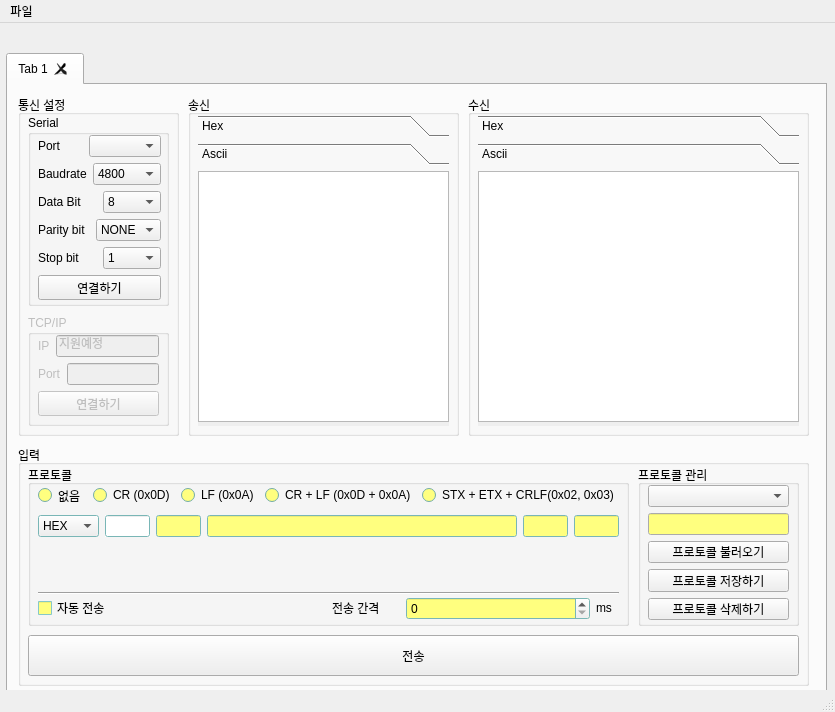
RavenKyu/DataPort, file src/ui.ui: the form before one commit.
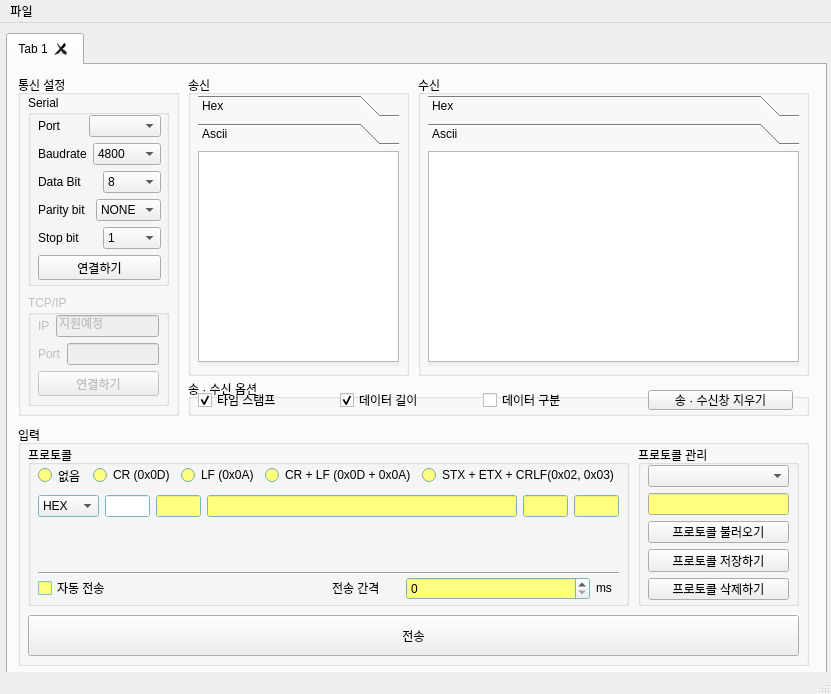
The form after the commit.

Commit message: #8 송 · 수신창 가독성 향상 * 타임 스탬프 및 데이터 길이 표시 선택 가능 * 수신창 길이 변경

```diff
--- a/src/ui.ui
+++ b/src/ui.ui
@@ -9,8 +9,8 @@
    <rect>
     <x>0</x>
     <y>0</y>
-    <width>835</width>
-    <height>712</height>
+    <width>831</width>
+    <height>694</height>
    </rect>
   </property>
   <property name="mouseTracking">
@@ -27,7 +27,7 @@
     <property name="geometry">
      <rect>
       <x>6</x>
-      <y>30</y>
+      <y>10</y>
       <width>821</width>
       <height>641</height>
      </rect>
@@ -861,10 +861,10 @@
      <widget class="QGroupBox" name="groupBox_4">
       <property name="geometry">
        <rect>
-        <x>460</x>
+        <x>410</x>
         <y>10</y>
-        <width>341</width>
-        <height>341</height>
+        <width>391</width>
+        <height>301</height>
        </rect>
       </property>
       <property name="title">
@@ -875,8 +875,8 @@
         <rect>
          <x>10</x>
          <y>20</y>
-         <width>321</width>
-         <height>311</height>
+         <width>371</width>
+         <height>271</height>
         </rect>
        </property>
        <property name="currentIndex">
@@ -928,8 +928,8 @@
          <rect>
           <x>0</x>
           <y>0</y>
-          <width>321</width>
-          <height>259</height>
+          <width>371</width>
+          <height>219</height>
          </rect>
         </property>
         <attribute name="label">
@@ -940,8 +940,8 @@
           <rect>
            <x>0</x>
            <y>0</y>
-           <width>321</width>
-           <height>251</height>
+           <width>371</width>
+           <height>211</height>
           </rect>
          </property>
          <property name="readOnly">
@@ -956,8 +956,8 @@
        <rect>
         <x>180</x>
         <y>10</y>
-        <width>271</width>
-        <height>341</height>
+        <width>221</width>
+        <height>301</height>
        </rect>
       </property>
       <property name="autoFillBackground">
@@ -977,8 +977,8 @@
         <rect>
          <x>10</x>
          <y>20</y>
-         <width>251</width>
-         <height>311</height>
+         <width>201</width>
+         <height>271</height>
         </rect>
        </property>
        <property name="locale">
@@ -1018,8 +1018,8 @@
          <rect>
           <x>0</x>
           <y>0</y>
-          <width>251</width>
-          <height>259</height>
+          <width>201</width>
+          <height>219</height>
          </rect>
         </property>
         <attribute name="label">
@@ -1030,8 +1030,8 @@
           <rect>
            <x>0</x>
            <y>0</y>
-           <width>251</width>
-           <height>251</height>
+           <width>201</width>
+           <height>211</height>
           </rect>
          </property>
          <property name="readOnly">
@@ -1041,6 +1041,98 @@
        </widget>
       </widget>
      </widget>
+     <widget class="QGroupBox" name="groupBox_6">
+      <property name="geometry">
+       <rect>
+        <x>180</x>
+        <y>314</y>
+        <width>621</width>
+        <height>37</height>
+       </rect>
+      </property>
+      <property name="title">
+       <string>송 · 수신 옵션</string>
+      </property>
+      <widget class="QWidget" name="horizontalLayoutWidget">
+       <property name="geometry">
+        <rect>
+         <x>10</x>
+         <y>11</y>
+         <width>421</width>
+         <height>20</height>
+        </rect>
+       </property>
+       <layout class="QHBoxLayout" name="horizontalLayout_12">
+        <item>
+         <widget class="QCheckBox" name="checkBox_timeStamp">
+          <property name="text">
+           <string>타임 스탬프</string>
+          </property>
+          <property name="checked">
+           <bool>true</bool>
+          </property>
+          <property name="tristate">
+           <bool>false</bool>
+          </property>
+         </widget>
+        </item>
+        <item>
+         <widget class="QCheckBox" name="checkBox_dataLength">
+          <property name="text">
+           <string>데이터 길이</string>
+          </property>
+          <property name="checked">
+           <bool>true</bool>
+          </property>
+         </widget>
+        </item>
+        <item>
+         <widget class="QCheckBox" name="checkBox_dataSeperate">
+          <property name="text">
+           <string>데이터 구분</string>
+          </property>
+         </widget>
+        </item>
+       </layout>
+      </widget>
+      <widget class="QPushButton" name="pushButton_clearShowWindow">
+       <property name="geometry">
+        <rect>
+         <x>460</x>
+         <y>11</y>
+         <width>145</width>
+         <height>20</height>
+        </rect>
+       </property>
+       <property name="sizePolicy">
+        <sizepolicy hsizetype="Fixed" vsizetype="Fixed">
+         <horstretch>0</horstretch>
+         <verstretch>0</verstretch>
+        </sizepolicy>
+       </property>
+       <property name="minimumSize">
+        <size>
+         <width>0</width>
+         <height>15</height>
+        </size>
+       </property>
+       <property name="maximumSize">
+        <size>
+         <width>200</width>
+         <height>20</height>
+        </size>
+       </property>
+       <property name="text">
+        <string>송 · 수신창 지우기</string>
+       </property>
+      </widget>
+     </widget>
+     <zorder>groupBox_2</zorder>
+     <zorder>groupBox</zorder>
+     <zorder>groupBox_4</zorder>
+     <zorder>groupBox_5</zorder>
+     <zorder>groupBox_6</zorder>
+     <zorder>horizontalLayoutWidget</zorder>
     </widget>
    </widget>
   </widget>
@@ -1050,7 +1142,7 @@
     <rect>
      <x>0</x>
      <y>0</y>
-     <width>835</width>
+     <width>831</width>
      <height>21</height>
     </rect>
    </property>
```
Left out of the diff: 16 changed lines with no effect on the pictures. The commit also changes 2 other files.
